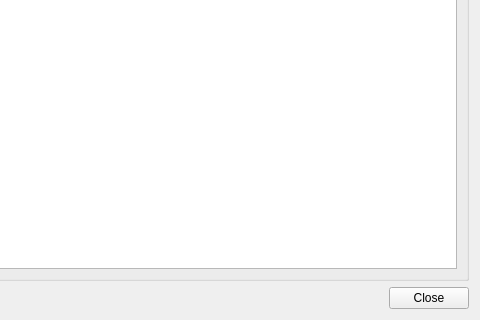
Before: the Qt Designer form core/ui/toolbars/cm/admin_campaign_selector.ui in Giswater/giswater_qgis_plugin, drawn with Qt 5; both pictures show x 355 to 835 and y 349 to 669 of the 835 by 669 pixel window.
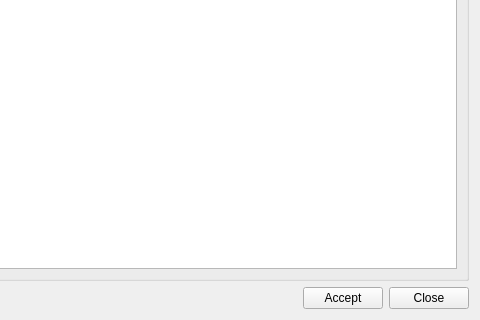
After: the same form once the commit is applied.

Commit message: feat(cm): filter & save admin campaign selector table

```diff
--- a/core/ui/toolbars/cm/admin_campaign_selector.ui
+++ b/core/ui/toolbars/cm/admin_campaign_selector.ui
@@ -123,13 +123,20 @@
        </property>
       </spacer>
      </item>
-     <item row="0" column="1">
+     <item row="0" column="2">
       <widget class="QPushButton" name="btn_close">
        <property name="text">
         <string>Close</string>
        </property>
       </widget>
      </item>
+     <item row="0" column="1">
+      <widget class="QPushButton" name="btn_accept">
+       <property name="text">
+        <string>Accept</string>
+       </property>
+      </widget>
+     </item>
     </layout>
    </item>
   </layout>
```
The commit also changes 1 other file.
